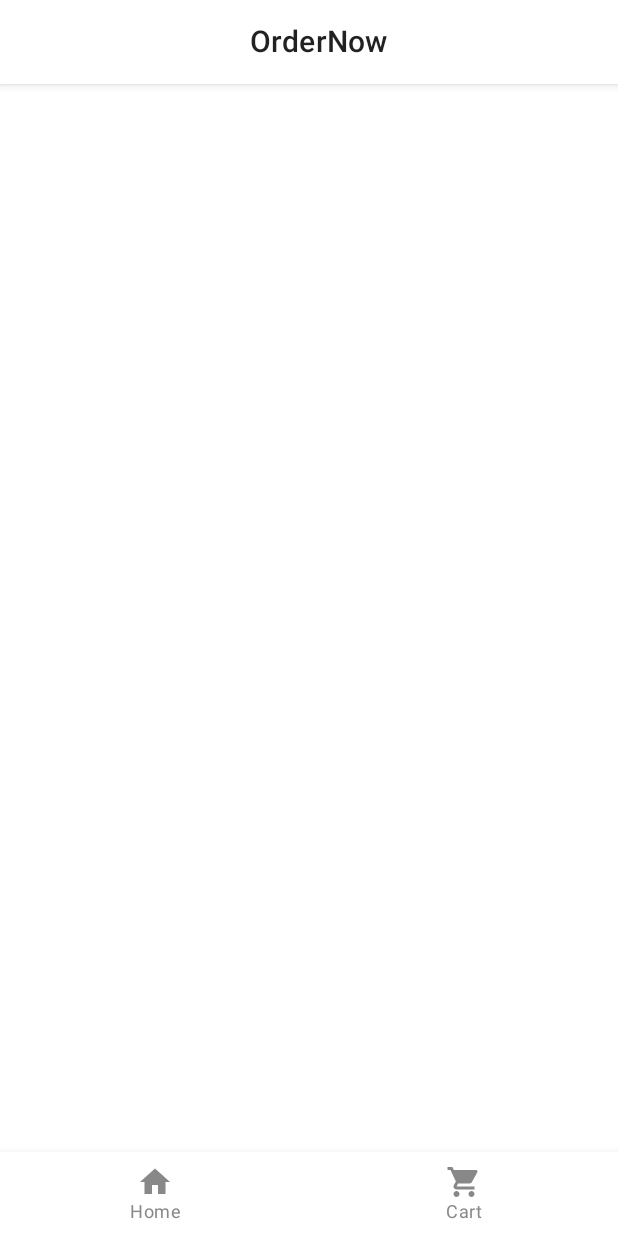
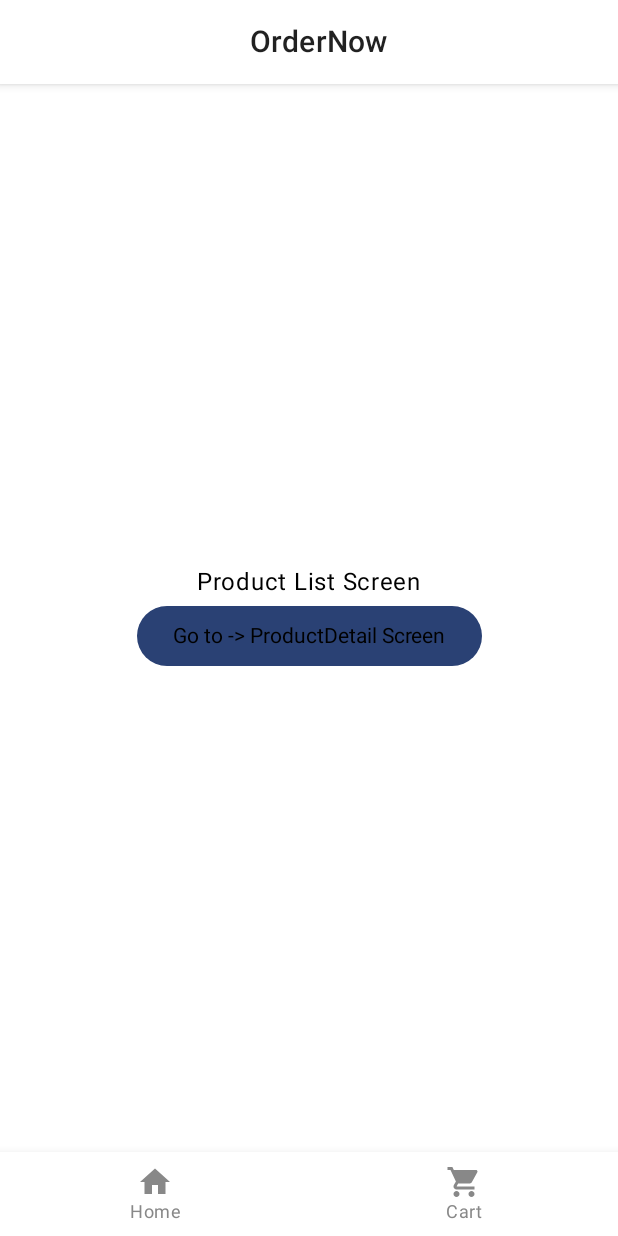
Before and after one commit to andrey13/OrderNow, an Android app built with Jetpack Compose: the ProductListScreen screen opened through its navigation route, on a phone screen of 412 x 824 dp. Run offline under Robolectric (Android 15) with nearby library versions, the phone set to English and light mode, and no system bars; our stand-ins replace Dagger/Hilt's generated code.

Commit message:
Гл 6 Навигация

```diff
--- a/app/build.gradle.kts
+++ b/app/build.gradle.kts
@@ -80,6 +80,10 @@ dependencies {
     implementation("androidx.lifecycle:lifecycle-livedata-ktx:2.6.2")
     //implementation("androidx.compose.runtime:runtime-livedata:1.2.1")
 
+    //coroutines
+    implementation("org.jetbrains.kotlinx:kotlinx-coroutines-android:1.7.1")
+    implementation("org.jetbrains.kotlinx:kotlinx-coroutines-core:1.7.1")
+
     // hilt
     implementation("com.google.dagger:hilt-android:2.48.1")
 //    kapt("com.google.dagger:hilt-android-compiler:2.44")
--- a/app/src/main/java/com/example/ordernow/main/OrderNowScreen.kt
+++ b/app/src/main/java/com/example/ordernow/main/OrderNowScreen.kt
@@ -23,7 +23,9 @@ fun OrderNowScreen() {
             modifier = Modifier.fillMaxSize(),
             color = MaterialTheme.colors.background
         ) {
+
             val appState = rememberAppState()
+
             Scaffold(
                 scaffoldState = appState.scaffoldState,
                 topBar = { OrderNowTopBar() },
--- a/app/src/main/java/com/example/ordernow/ui/features/home/HomeScreen.kt
+++ b/app/src/main/java/com/example/ordernow/ui/features/home/HomeScreen.kt
@@ -5,16 +5,17 @@ import androidx.compose.foundation.layout.Column
 import androidx.compose.foundation.layout.fillMaxSize
 import androidx.compose.material.MaterialTheme
 import androidx.compose.material.Text
+import androidx.compose.material3.Button
 import androidx.compose.runtime.Composable
 import androidx.compose.ui.Alignment
 import androidx.compose.ui.Modifier
 import androidx.compose.ui.res.stringResource
-import androidx.compose.ui.tooling.preview.Preview
 import androidx.hilt.navigation.compose.hiltViewModel
 import com.example.ordernow.R.string as AppText
 
 @Composable
 fun HomeScreen(
+    goToProductList: () -> Unit,
     modifier: Modifier = Modifier,
     viewModel: HomeViewModel = hiltViewModel()
 ) {
@@ -28,11 +29,10 @@ fun HomeScreen(
             text = stringResource(id = AppText.home),
             style = MaterialTheme.typography.body1
         )
+        Button(
+            onClick = goToProductList,
+        ) {
+            Text(text = stringResource(id = AppText.to_product_list_screen))
+        }
     }
 }
-
-@Preview
-@Composable
-fun HomeScreenPreview() {
-    HomeScreen()
-}
--- a/app/src/main/java/com/example/ordernow/ui/features/productlist/ProductListScreen.kt
+++ b/app/src/main/java/com/example/ordernow/ui/features/productlist/ProductListScreen.kt
@@ -1,9 +1,39 @@
 package com.example.ordernow.ui.features.productlist
 
+import androidx.compose.foundation.layout.Arrangement
+import androidx.compose.foundation.layout.Column
+import androidx.compose.foundation.layout.fillMaxSize
+import androidx.compose.material.MaterialTheme
+import androidx.compose.material.Text
+import androidx.compose.material3.Button
 import androidx.compose.runtime.Composable
+import androidx.compose.ui.Alignment
+import androidx.compose.ui.Modifier
+import androidx.compose.ui.res.stringResource
 import androidx.hilt.navigation.compose.hiltViewModel
+import com.example.ordernow.R
+import com.example.ordernow.ui.features.home.HomeViewModel
 
 @Composable
-fun ProductListScreen(viewModel: ProductListViewModel = hiltViewModel()) {
-
+fun ProductListScreen(
+    goToProductDetail: () -> Unit,
+    modifier: Modifier = Modifier,
+    viewModel: HomeViewModel = hiltViewModel()
+) {
+    Column(
+        modifier = modifier
+            .fillMaxSize(),
+        horizontalAlignment = Alignment.CenterHorizontally,
+        verticalArrangement = Arrangement.Center
+    ) {
+        Text(
+            text = stringResource(id = R.string.list),
+            style = MaterialTheme.typography.body1
+        )
+        Button(
+            onClick = goToProductDetail,
+        ) {
+            Text(text = stringResource(id = R.string.to_product_detail_screen))
+        }
+    }
 }
--- a/app/src/main/java/com/example/ordernow/ui/patterns/OrderNowBottomBar.kt
+++ b/app/src/main/java/com/example/ordernow/ui/patterns/OrderNowBottomBar.kt
@@ -23,6 +23,7 @@ fun OrderNowBottomBar(navController: NavHostController) {
 
     val navBackStackEntry by navController.currentBackStackEntryAsState()
     val currentDestination = navBackStackEntry?.destination
+
     BottomNavigation(
         backgroundColor = MaterialTheme.colors.background,
         contentColor = contentColorFor(MaterialTheme.colors.background),
--- a/app/src/main/java/com/example/ordernow/ui/patterns/OrderNowNavHost.kt
+++ b/app/src/main/java/com/example/ordernow/ui/patterns/OrderNowNavHost.kt
@@ -9,6 +9,8 @@ import androidx.navigation.compose.NavHost
 import androidx.navigation.compose.composable
 import com.example.ordernow.common.navigation.NavigationBarSection
 import com.example.ordernow.common.navigation.OrderNowScreenRoute
+import com.example.ordernow.common.navigation.navigateSaved
+import com.example.ordernow.common.navigation.popUp
 import com.example.ordernow.main.OrderNowState
 import com.example.ordernow.ui.features.cart.CartScreen
 import com.example.ordernow.ui.features.home.HomeScreen
@@ -31,23 +33,35 @@ fun OrderNowNavHost(
 
 fun NavGraphBuilder.appSoGraph(appState: OrderNowState) {
 
-    // Home Screen Graph
-    composable(NavigationBarSection.Home.route) {
-        HomeScreen()
+    val homeRoute = OrderNowScreenRoute.Home.route
+    val listRoute = OrderNowScreenRoute.ProductList.route
+    val detailRoute = OrderNowScreenRoute.ProductDetail.route
+
+    val goToListFromHome: () -> Unit = {
+        appState.navigateSaved(listRoute, homeRoute)
     }
 
-    // Cart Screen Graph
+    val goToDetailFromList: () -> Unit = {
+        appState.navigateSaved(detailRoute, listRoute)
+    }
+
+    val goBack: () -> Unit = {
+        appState.popUp()
+    }
+
+    composable(NavigationBarSection.Home.route) {
+        HomeScreen(goToProductList = goToListFromHome)
+    }
+
     composable(NavigationBarSection.Cart.route) {
         CartScreen()
     }
 
-    // Product List Screen Graph
     composable(OrderNowScreenRoute.ProductList.route) {
-        ProductListScreen()
+        ProductListScreen(goToProductDetail = goToDetailFromList)
     }
 
-    // Product Detail Screen Graph
     composable(OrderNowScreenRoute.ProductDetail.route) {
-        ProductDetailScreen()
+        ProductDetailScreen(goToBack = goBack)
     }
 }
--- a/app/src/main/res/values/strings.xml
+++ b/app/src/main/res/values/strings.xml
@@ -1,5 +1,10 @@
 <resources>
     <string name="app_name">OrderNow</string>
     <string name="home">Home</string>
+    <string name="list">Product List Screen</string>
+    <string name="detail">Product Detail Screen</string>
     <string name="cart">Cart</string>
+    <string name="to_product_list_screen">Go to -> ProductList Screen</string>
+    <string name="to_product_detail_screen">Go to -> ProductDetail Screen</string>
+    <string name="to_home_screen">Go to -> Home Screen</string>
 </resources>
```
Also changed, not shown: app/src/main/java/com/example/ordernow/common/navigation/OrderNowNavigationState.kt (added, +35 -0 lines), app/src/main/java/com/example/ordernow/ui/features/productdetail/ProductDetailScreen.kt (+32 -2 lines).
